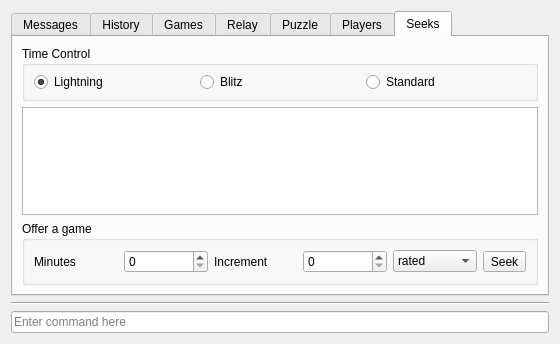
This is src/gui/ficsconsole.ui in madnight/chessx as Qt 5 draws it before an edit. The edited form follows.
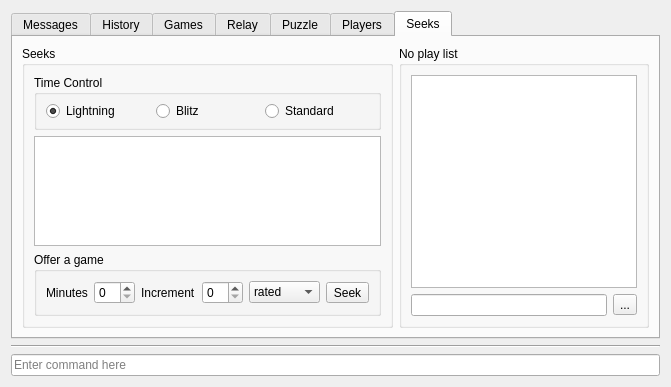
This is the edited form. The open tabs and pages were chosen to show the change. Icons and pictures are not drawn.

Commit message: Support noplay list

Patch:
```diff
--- a/src/gui/ficsconsole.ui
+++ b/src/gui/ficsconsole.ui
@@ -6,8 +6,8 @@
    <rect>
     <x>0</x>
     <y>0</y>
-    <width>560</width>
-    <height>344</height>
+    <width>671</width>
+    <height>387</height>
    </rect>
   </property>
   <property name="windowTitle">
@@ -296,6 +296,14 @@
       </attribute>
       <layout class="QVBoxLayout" name="verticalLayout_8">
        <item>
+        <layout class="QHBoxLayout" name="horizontalLayout_6">
+         <item>
+          <widget class="QGroupBox" name="groupBoxSeek">
+           <property name="title">
+            <string>Seeks</string>
+           </property>
+           <layout class="QVBoxLayout" name="verticalLayout_14">
+            <item>
         <widget class="QGroupBox" name="groupBox">
          <property name="title">
           <string>Time Control</string>
@@ -395,6 +403,47 @@
           </item>
          </layout>
         </widget>
+            </item>
+           </layout>
+          </widget>
+         </item>
+         <item>
+          <widget class="QGroupBox" name="groupBox_5">
+           <property name="sizePolicy">
+            <sizepolicy hsizetype="Preferred" vsizetype="Preferred">
+             <horstretch>0</horstretch>
+             <verstretch>0</verstretch>
+            </sizepolicy>
+           </property>
+           <property name="title">
+            <string>No play list</string>
+           </property>
+           <layout class="QVBoxLayout" name="verticalLayout_13">
+            <item>
+             <widget class="QListWidget" name="listNoPlay"/>
+            </item>
+            <item>
+             <layout class="QHBoxLayout" name="horizontalLayout_8">
+              <item>
+               <widget class="QLineEdit" name="editNoPlay"/>
+              </item>
+              <item>
+               <widget class="QToolButton" name="btAddNoPlay">
+                <property name="text">
+                 <string>...</string>
+                </property>
+                <property name="icon">
+                 <iconset resource="../../resources.qrc">
+                  <normaloff>:/images/plus.png</normaloff>:/images/plus.png</iconset>
+                </property>
+               </widget>
+              </item>
+             </layout>
+            </item>
+           </layout>
+          </widget>
+         </item>
+        </layout>
        </item>
       </layout>
      </widget>
```
Left out of the diff: 2 changed lines with no effect on the pictures. Lines whose indentation alone changed are shown as unchanged. The commit also changes 4 other files.
